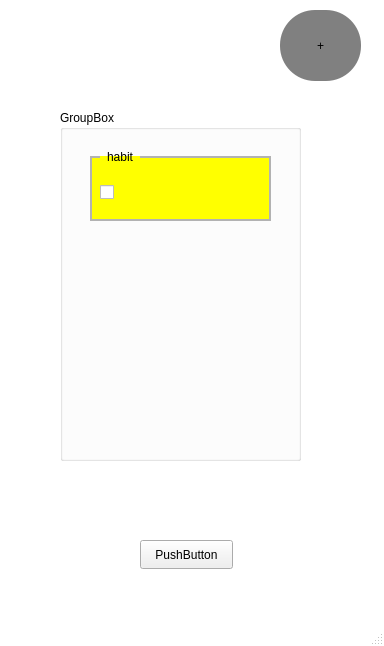
oleksandrhf/GoHabit, file mainwindow.ui: the form before one commit.
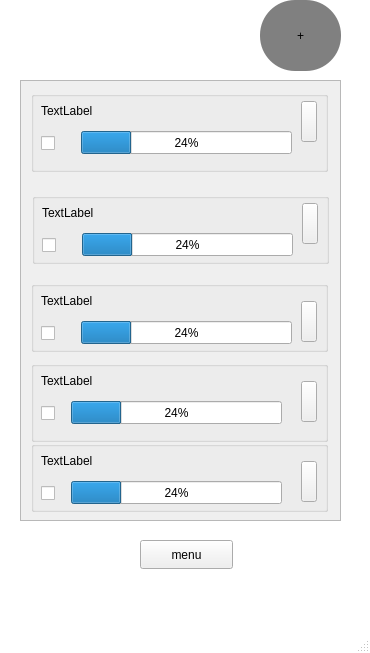
The form after the commit.

What changed in the file:
```diff
--- a/mainwindow.ui
+++ b/mainwindow.ui
@@ -6,8 +6,8 @@
    <rect>
     <x>0</x>
     <y>0</y>
-    <width>384</width>
-    <height>646</height>
+    <width>370</width>
+    <height>653</height>
    </rect>
   </property>
   <property name="font">
@@ -34,8 +34,8 @@
    <widget class="QPushButton" name="pushButton">
     <property name="geometry">
      <rect>
-      <x>280</x>
-      <y>10</y>
+      <x>260</x>
+      <y>0</y>
       <width>81</width>
       <height>71</height>
      </rect>
@@ -62,72 +62,369 @@
      </rect>
     </property>
     <property name="text">
-     <string>PushButton</string>
+     <string>menu</string>
     </property>
    </widget>
-   <widget class="QGroupBox" name="groupBox">
+   <widget class="QScrollArea" name="scrollArea">
     <property name="geometry">
      <rect>
-      <x>60</x>
-      <y>110</y>
-      <width>241</width>
-      <height>351</height>
+      <x>20</x>
+      <y>80</y>
+      <width>321</width>
+      <height>441</height>
      </rect>
     </property>
-    <property name="title">
-     <string>GroupBox</string>
+    <property name="widgetResizable">
+     <bool>true</bool>
     </property>
-    <widget class="QGroupBox" name="groupBox_2">
+    <widget class="QWidget" name="scrollAreaWidgetContents">
      <property name="geometry">
       <rect>
-       <x>30</x>
-       <y>40</y>
-       <width>181</width>
-       <height>71</height>
+       <x>0</x>
+       <y>0</y>
+       <width>319</width>
+       <height>439</height>
       </rect>
      </property>
-     <property name="styleSheet">
-      <string notr="true">
-QGroupBox {
-    border: 2px solid rgba(178, 178, 178, 255);
-    margin-top: 6px;
-    padding-top: 8px;
-    background: yellow;
-}
- 
-QGroupBox::title {
-    subcontrol-origin: margin;
-    subcontrol-position: top left;
-    left: 10px;
-    margin: 0 5px;
-}
- 
-QGroupBox::indicator {
-    width: 13px;
-    height: 13px;
-    border: 1px solid grey;
-    background-color: rgba(204, 204, 204, 255);
-}
- 
-QGroupBox::indicator:hover {
-    background-color: rgba(235, 235, 235, 255);
-}</string>
-     </property>
-     <property name="title">
-      <string>habit</string>
-     </property>
-     <widget class="QCheckBox" name="checkBox">
+     <widget class="QGroupBox" name="groupBox_2">
       <property name="geometry">
        <rect>
+        <x>11</x>
+        <y>112</y>
+        <width>297</width>
+        <height>71</height>
+       </rect>
+      </property>
+      <property name="title">
+       <string/>
+      </property>
+      <widget class="QLabel" name="label_3">
+       <property name="geometry">
+        <rect>
+         <x>10</x>
+         <y>10</y>
+         <width>63</width>
+         <height>20</height>
+        </rect>
+       </property>
+       <property name="text">
+        <string>TextLabel</string>
+       </property>
+      </widget>
+      <widget class="QCheckBox" name="checkBox_2">
+       <property name="enabled">
+        <bool>true</bool>
+       </property>
+       <property name="geometry">
+        <rect>
+         <x>10</x>
+         <y>40</y>
+         <width>21</width>
+         <height>24</height>
+        </rect>
+       </property>
+       <property name="text">
+        <string/>
+       </property>
+      </widget>
+      <widget class="QPushButton" name="pushButton_4">
+       <property name="geometry">
+        <rect>
+         <x>270</x>
+         <y>10</y>
+         <width>16</width>
+         <height>41</height>
+        </rect>
+       </property>
+       <property name="text">
+        <string/>
+       </property>
+      </widget>
+      <widget class="QProgressBar" name="progressBar_2">
+       <property name="geometry">
+        <rect>
+         <x>50</x>
+         <y>40</y>
+         <width>211</width>
+         <height>23</height>
+        </rect>
+       </property>
+       <property name="value">
+        <number>24</number>
+       </property>
+      </widget>
+     </widget>
+     <widget class="QGroupBox" name="groupBox_3">
+      <property name="geometry">
+       <rect>
         <x>10</x>
-        <y>30</y>
-        <width>21</width>
-        <height>24</height>
+        <y>200</y>
+        <width>297</width>
+        <height>71</height>
        </rect>
       </property>
-      <property name="text">
+      <property name="title">
        <string/>
       </property>
+      <widget class="QLabel" name="label_4">
+       <property name="geometry">
+        <rect>
+         <x>10</x>
+         <y>10</y>
+         <width>63</width>
+         <height>20</height>
+        </rect>
+       </property>
+       <property name="text">
+        <string>TextLabel</string>
+       </property>
+      </widget>
+      <widget class="QCheckBox" name="checkBox_3">
+       <property name="enabled">
+        <bool>true</bool>
+       </property>
+       <property name="geometry">
+        <rect>
+         <x>10</x>
+         <y>40</y>
+         <width>21</width>
+         <height>24</height>
+        </rect>
+       </property>
+       <property name="text">
+        <string/>
+       </property>
+      </widget>
+      <widget class="QPushButton" name="pushButton_5">
+       <property name="geometry">
+        <rect>
+         <x>270</x>
+         <y>20</y>
+         <width>16</width>
+         <height>41</height>
+        </rect>
+       </property>
+       <property name="text">
+        <string/>
+       </property>
+      </widget>
+      <widget class="QProgressBar" name="progressBar_3">
+       <property name="geometry">
+        <rect>
+         <x>50</x>
+         <y>40</y>
+         <width>211</width>
+         <height>23</height>
+        </rect>
+       </property>
+       <property name="value">
+        <number>24</number>
+       </property>
+      </widget>
+     </widget>
+     <widget class="QGroupBox" name="groupBox_4">
+      <property name="geometry">
+       <rect>
+        <x>10</x>
+        <y>280</y>
+        <width>297</width>
+        <height>81</height>
+       </rect>
+      </property>
+      <property name="title">
+       <string/>
+      </property>
+      <widget class="QLabel" name="label_5">
+       <property name="geometry">
+        <rect>
+         <x>10</x>
+         <y>10</y>
+         <width>63</width>
+         <height>20</height>
+        </rect>
+       </property>
+       <property name="text">
+        <string>TextLabel</string>
+       </property>
+      </widget>
+      <widget class="QCheckBox" name="checkBox_4">
+       <property name="enabled">
+        <bool>true</bool>
+       </property>
+       <property name="geometry">
+        <rect>
+         <x>10</x>
+         <y>40</y>
+         <width>21</width>
+         <height>24</height>
+        </rect>
+       </property>
+       <property name="text">
+        <string/>
+       </property>
+      </widget>
+      <widget class="QPushButton" name="pushButton_6">
+       <property name="geometry">
+        <rect>
+         <x>270</x>
+         <y>20</y>
+         <width>16</width>
+         <height>41</height>
+        </rect>
+       </property>
+       <property name="text">
+        <string/>
+       </property>
+      </widget>
+      <widget class="QProgressBar" name="progressBar_4">
+       <property name="geometry">
+        <rect>
+         <x>40</x>
+         <y>40</y>
+         <width>211</width>
+         <height>23</height>
+        </rect>
+       </property>
+       <property name="value">
+        <number>24</number>
+       </property>
+      </widget>
+     </widget>
+     <widget class="QGroupBox" name="groupBox_5">
+      <property name="geometry">
+       <rect>
+        <x>10</x>
+        <y>360</y>
+        <width>297</width>
+        <height>71</height>
+       </rect>
+      </property>
+      <property name="title">
+       <string/>
+      </property>
+      <widget class="QLabel" name="label_6">
+       <property name="geometry">
+        <rect>
+         <x>10</x>
+         <y>10</y>
+         <width>63</width>
+         <height>20</height>
+        </rect>
+       </property>
+       <property name="text">
+        <string>TextLabel</string>
+       </property>
+      </widget>
+      <widget class="QCheckBox" name="checkBox_5">
+       <property name="enabled">
+        <bool>true</bool>
+       </property>
+       <property name="geometry">
+        <rect>
+         <x>10</x>
+         <y>40</y>
+         <width>21</width>
+         <height>24</height>
+        </rect>
+       </property>
+       <property name="text">
+        <string/>
+       </property>
+      </widget>
+      <widget class="QPushButton" name="pushButton_7">
+       <property name="geometry">
+        <rect>
+         <x>270</x>
+         <y>20</y>
+         <width>16</width>
+         <height>41</height>
+        </rect>
+       </property>
+       <property name="text">
+        <string/>
+       </property>
+      </widget>
+      <widget class="QProgressBar" name="progressBar_5">
+       <property name="geometry">
+        <rect>
+         <x>40</x>
+         <y>40</y>
+         <width>211</width>
+         <height>23</height>
+        </rect>
+       </property>
+       <property name="value">
+        <number>24</number>
+       </property>
+      </widget>
+     </widget>
+     <widget class="QGroupBox" name="groupBox">
+      <property name="geometry">
+       <rect>
+        <x>10</x>
+        <y>10</y>
+        <width>297</width>
+        <height>81</height>
+       </rect>
+      </property>
+      <property name="title">
+       <string/>
+      </property>
+      <widget class="QLabel" name="label_2">
+       <property name="geometry">
+        <rect>
+         <x>10</x>
+         <y>10</y>
+         <width>63</width>
+         <height>20</height>
+        </rect>
+       </property>
+       <property name="text">
+        <string>TextLabel</string>
+       </property>
+      </widget>
+      <widget class="QCheckBox" name="checkBox">
+       <property name="enabled">
+        <bool>true</bool>
+       </property>
+       <property name="geometry">
+        <rect>
+         <x>10</x>
+         <y>40</y>
+         <width>21</width>
+         <height>24</height>
+        </rect>
+       </property>
+       <property name="text">
+        <string/>
+       </property>
+      </widget>
+      <widget class="QPushButton" name="pushButton_3">
+       <property name="geometry">
+        <rect>
+         <x>270</x>
+         <y>10</y>
+         <width>16</width>
+         <height>41</height>
+        </rect>
+       </property>
+       <property name="text">
+        <string/>
+       </property>
+      </widget>
+      <widget class="QProgressBar" name="progressBar">
+       <property name="geometry">
+        <rect>
+         <x>50</x>
+         <y>40</y>
+         <width>211</width>
+         <height>23</height>
+        </rect>
+       </property>
+       <property name="value">
+        <number>24</number>
+       </property>
+      </widget>
      </widget>
     </widget>
    </widget>
```
Left out of the diff: 2 changed lines with no effect on the pictures.
